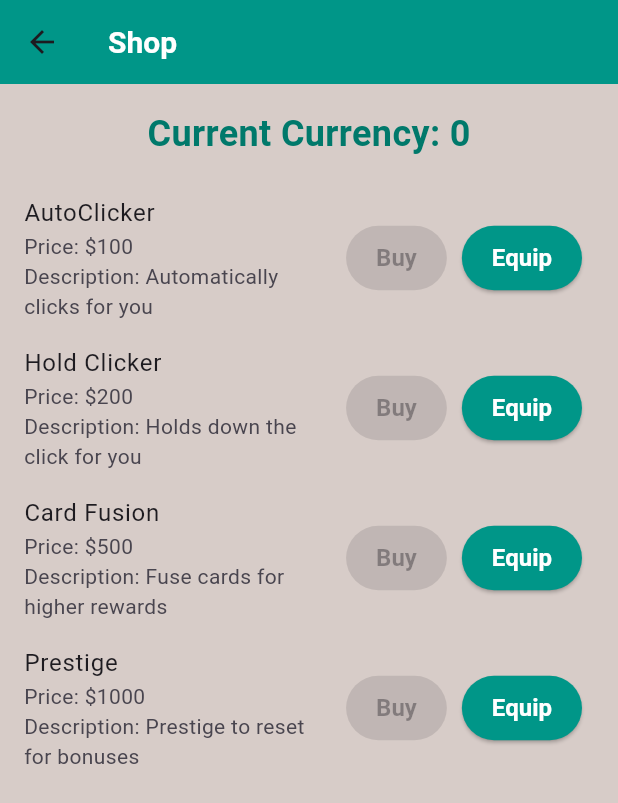
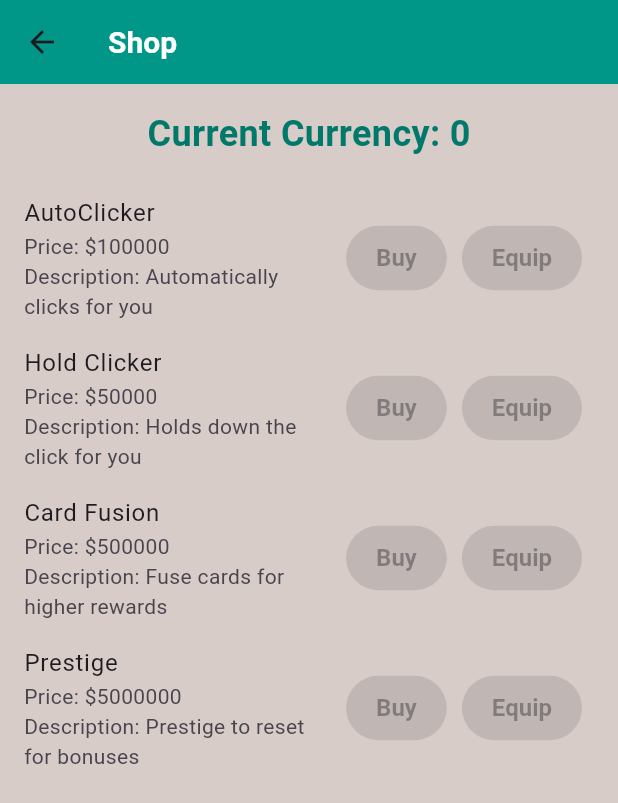
Before and after one commit to AnweyArc/GachaGame, a Flutter app: the ShopPage screen opened directly, on a phone screen of 412 x 824 dp. Shown: the top 803 px of the screen. Run offline on Flutter 3.47's test engine with Material 3 defaults, Android fonts, the phone set to English and light mode, and no system bars; our stand-ins replace shared_preferences; accounts and stored records are empty.

Commit message:
added equip and buy functions, autoclicker still not working properly

```diff
--- a/lib/shop.dart
+++ b/lib/shop.dart
@@ -2,8 +2,81 @@ import 'package:flutter/material.dart';
 import 'package:provider/provider.dart';
 import 'currency_provider.dart'; // Import the CurrencyProvider
 import 'shopinfo.dart'; // Import the ShopInfo
+import 'package:shared_preferences/shared_preferences.dart'; // Import shared preferences
 
-class ShopPage extends StatelessWidget {
+class ShopPage extends StatefulWidget {
+  @override
+  _ShopPageState createState() => _ShopPageState();
+}
+
+class _ShopPageState extends State<ShopPage> {
+  // List to keep track of owned items
+  late List<bool> ownedItems;
+  // List to keep track of equipped items
+  late List<bool> equippedItems;
+  late bool isAutoClickerActive;
+
+  @override
+  void initState() {
+    super.initState();
+    _loadOwnedAndEquippedItems();
+    isAutoClickerActive = false;
+  }
+
+  // Load the state of owned and equipped items from shared preferences
+  _loadOwnedAndEquippedItems() async {
+    final prefs = await SharedPreferences.getInstance();
+    List<bool> owned = List.generate(ShopInfo.items.length, (index) {
+      return prefs.getBool('item_${index}_owned') ?? false; // Default to false if not set
+    });
+    List<bool> equipped = List.generate(ShopInfo.items.length, (index) {
+      return prefs.getBool('item_${index}_equipped') ?? false; // Default to false if not set
+    });
+
+    setState(() {
+      ownedItems = owned;
+      equippedItems = equipped;
+      // If AutoClicker is equipped, start its effect
+      if (equippedItems[0]) {
+        isAutoClickerActive = true;
+        ShopInfo.autoClickerFunction(() {
+          // Callback to generate currency if AutoClicker is active
+          Provider.of<CurrencyProvider>(context, listen: false).increaseCurrency(10);
+        });
+      }
+    });
+  }
+
+  // Save the state of owned items
+  _saveOwnedItem(int index, bool isOwned) async {
+    final prefs = await SharedPreferences.getInstance();
+    await prefs.setBool('item_${index}_owned', isOwned);
+  }
+
+  // Save the state of equipped items
+  _saveEquippedItem(int index, bool isEquipped) async {
+    final prefs = await SharedPreferences.getInstance();
+    await prefs.setBool('item_${index}_equipped', isEquipped);
+  }
+
+  // Function to start or stop the AutoClicker when equipped
+  _toggleAutoClicker(int index, CurrencyProvider currencyProvider) {
+    setState(() {
+      if (equippedItems[index] && !isAutoClickerActive) {
+        // Start AutoClicker if it's equipped and not already active
+        ShopInfo.autoClickerFunction(() {
+          // Callback to generate currency
+          currencyProvider.increaseCurrency(10); // Adjust the increment as per your need
+        });
+        isAutoClickerActive = true;
+      } else {
+        // Stop AutoClicker if it's equipped and already active
+        ShopInfo.stopAutoClicker();
+        isAutoClickerActive = false;
+      }
+    });
+  }
+
   @override
   Widget build(BuildContext context) {
     final currencyProvider = Provider.of<CurrencyProvider>(context);
@@ -28,7 +101,7 @@ class ShopPage extends StatelessWidget {
               itemCount: ShopInfo.items.length, // Fetch item count from ShopInfo
               itemBuilder: (context, index) {
                 final item = ShopInfo.items[index];
-                return shopItem(item, currencyProvider);
+                return shopItem(item, currencyProvider, index);
               },
             ),
           ),
@@ -37,7 +110,7 @@ class ShopPage extends StatelessWidget {
     );
   }
 
-  Widget shopItem(ShopItem item, CurrencyProvider currencyProvider) {
+  Widget shopItem(ShopItem item, CurrencyProvider currencyProvider, int index) {
     return ListTile(
       title: Text(item.itemName),
       subtitle: Column(
@@ -50,21 +123,34 @@ class ShopPage extends StatelessWidget {
       trailing: Row(
         mainAxisSize: MainAxisSize.min,
         children: [
+          // Buy button
           ElevatedButton(
-            onPressed: currencyProvider.currency >= item.itemPrice
+            onPressed: currencyProvider.currency >= item.itemPrice &&
+                    !ownedItems[index]
                 ? () {
+                    // Buy the item
                     currencyProvider.decreaseCurrency(item.itemPrice);
-                    // Add functionality to "buy" the item here
+                    setState(() {
+                      ownedItems[index] = true; // Mark item as owned
+                    });
+                    _saveOwnedItem(index, true); // Save state to shared preferences
                   }
-                : null, // Disable the button if not enough currency
-            child: Text('Buy'),
+                : null, // Disable button if not enough currency or already owned
+            child: Text(ownedItems[index] ? 'Owned' : 'Buy'),
           ),
           SizedBox(width: 10),
+          // Equip/Unequip button
           ElevatedButton(
-            onPressed: () {
-              // Add equip functionality here
-            },
-            child: Text('Equip'),
+            onPressed: ownedItems[index]
+                ? () {
+                    setState(() {
+                      equippedItems[index] = !equippedItems[index]; // Toggle equip state
+                      _toggleAutoClicker(index, currencyProvider); // Start/Stop AutoClicker
+                    });
+                    _saveEquippedItem(index, equippedItems[index]); // Save state to shared preferences
+                  }
+                : null, // Disable button if not owned
+            child: Text(equippedItems[index] ? 'Equipped' : 'Equip'),
           ),
         ],
       ),
--- a/lib/shopinfo.dart
+++ b/lib/shopinfo.dart
@@ -1,6 +1,6 @@
+import 'dart:async';
 import 'package:flutter/material.dart';
 
-// Define the Item class
 class ShopItem {
   final String itemName;
   final int itemPrice;
@@ -18,29 +18,40 @@ class ShopInfo {
   static final List<ShopItem> items = [
     ShopItem(
       itemName: 'AutoClicker',
-      itemPrice: 100,
+      itemPrice: 100000,
       itemDescription: 'Automatically clicks for you',
     ),
     ShopItem(
       itemName: 'Hold Clicker',
-      itemPrice: 200,
+      itemPrice: 50000,
       itemDescription: 'Holds down the click for you',
     ),
     ShopItem(
       itemName: 'Card Fusion',
-      itemPrice: 500,
+      itemPrice: 500000,
       itemDescription: 'Fuse cards for higher rewards',
     ),
     ShopItem(
       itemName: 'Prestige',
-      itemPrice: 1000,
+      itemPrice: 5000000,
       itemDescription: 'Prestige to reset for bonuses',
     ),
   ];
 
-  // Functions for item-related actions can be added here
-  static void autoClickerFunction() {
-    // Implement AutoClicker functionality
+  // Function to handle AutoClicker functionality
+  static Timer? _autoClickerTimer;
+  static void autoClickerFunction(void Function() onCurrencyGenerated) {
+    // Start a timer that triggers every second
+    _autoClickerTimer = Timer.periodic(Duration(seconds: 1), (_) {
+      // Call the onCurrencyGenerated function every second
+      onCurrencyGenerated();
+    });
+  }
+
+  // Function to stop the AutoClicker
+  static void stopAutoClicker() {
+    _autoClickerTimer?.cancel();
+    _autoClickerTimer = null;
   }
 
   static void holdClickerFunction() {
```
